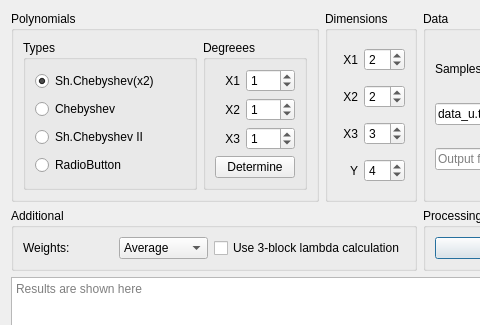
Qt form lab_3/main_window.ui (fatvlady/sys-an-labs) before a commit; both pictures show x 0 to 480 and y 0 to 325 of the 742 by 600 pixel window.
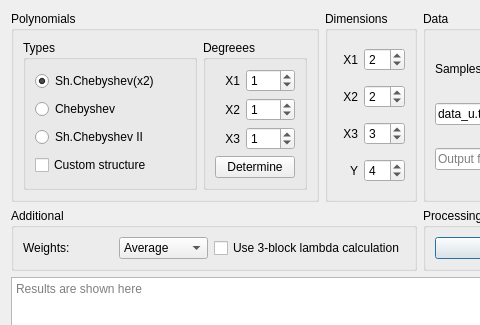
The same form after that commit.

Commit message: added custom function structure (tanh)

Diff of the .ui file:
```diff
--- a/lab_3/main_window.ui
+++ b/lab_3/main_window.ui
@@ -86,9 +86,9 @@
           </widget>
          </item>
          <item>
-          <widget class="QRadioButton" name="radio_custom">
+          <widget class="QCheckBox" name="custom_check">
            <property name="text">
-            <string>RadioButton</string>
+            <string>Custom structure</string>
            </property>
           </widget>
          </item>
```
Left out of the diff: 17 changed lines with no effect on the pictures. The commit also changes 5 other files.
